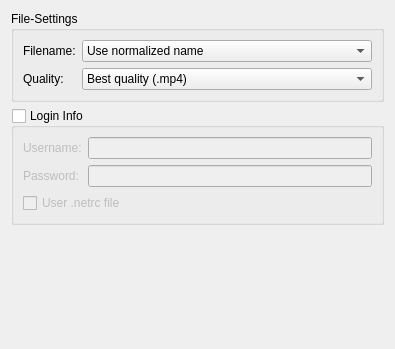
Qt form transfer-plugins/contentfetch/scripts/youtubedl/youtube_option.ui (KDE/kget) before a commit.
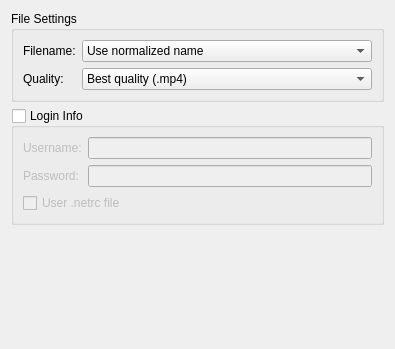
The same form after that commit.

Patch:
```diff
--- a/transfer-plugins/contentfetch/scripts/youtubedl/youtube_option.ui
+++ b/transfer-plugins/contentfetch/scripts/youtubedl/youtube_option.ui
@@ -13,7 +13,7 @@
    <item>
     <widget class="QGroupBox" name="fileSettingGroupBox" >
      <property name="title" >
-      <string>File-Settings</string>
+      <string>File Settings</string>
      </property>
      <layout class="QFormLayout" name="formLayout_3" >
       <property name="fieldGrowthPolicy" >
```
Left out of the diff: 2 changed lines with no effect on the pictures.
